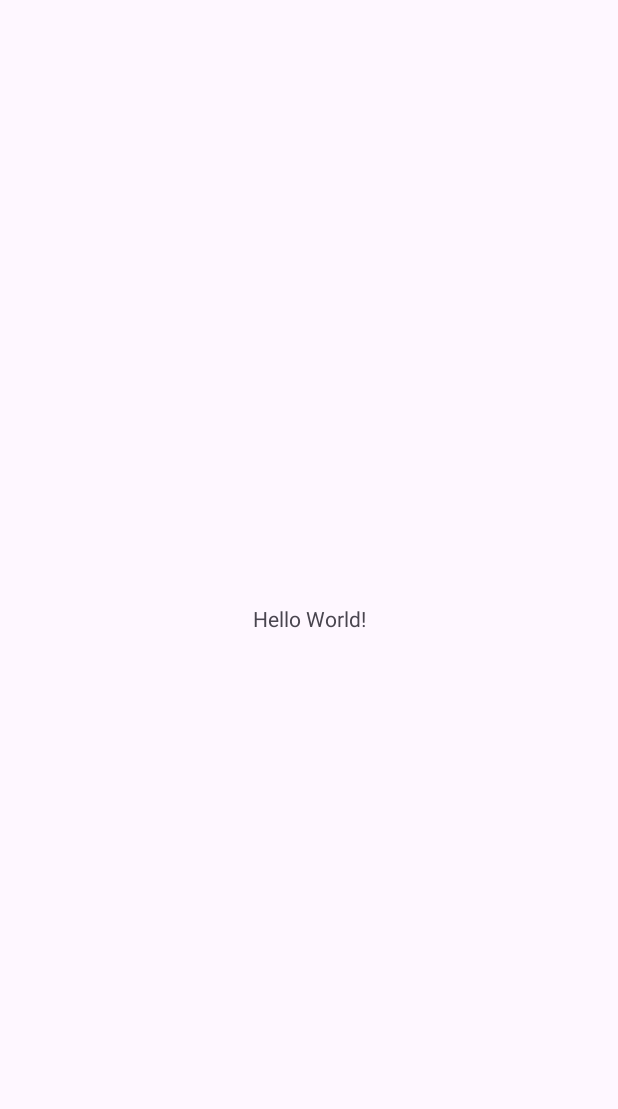
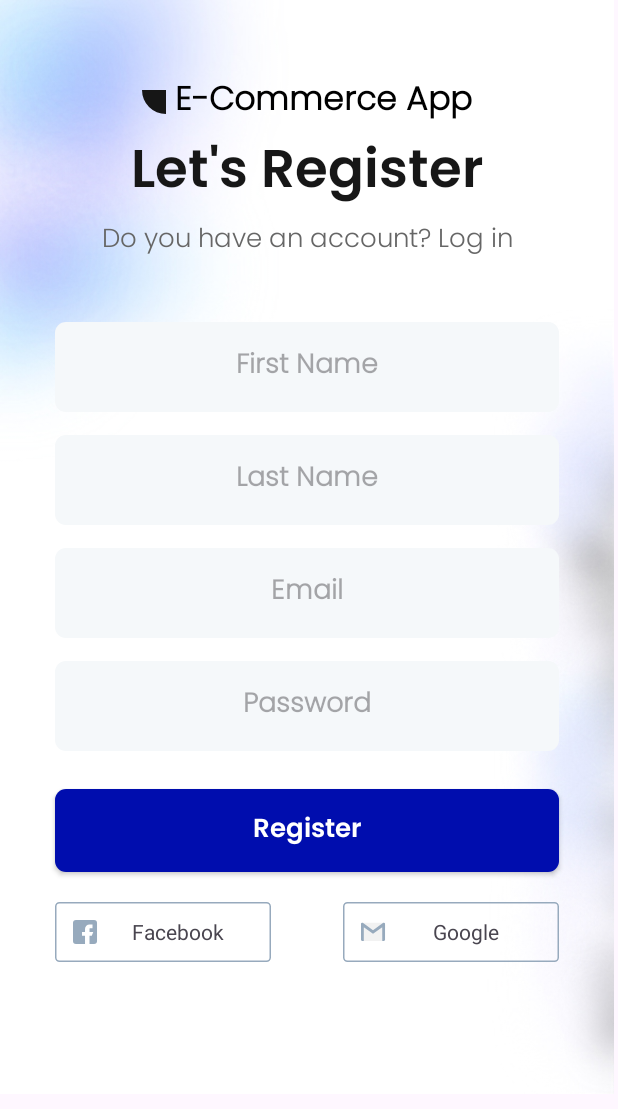
Before and after one commit to kshitijbhatia/E-Commerce-App-Android, an Android app: the screen it shows after launch (LoginRegisterActivity), on a phone screen of 412 x 824 dp. Before the commit the part shown is almost empty. Shown: the top 1109 px of the screen. Run offline under Robolectric (Android 15) with nearby library versions, the phone set to English and light mode, and no system bars; our stand-ins replace Dagger/Hilt's generated code, Firebase (no records; nobody signed in at launch, a user with empty details on screens opened directly).

Commit message:
1. Register functionality is now working 2. Added validation checks to the register page 3. Added Login functionality along with its view model.

```diff
--- a/app/src/main/AndroidManifest.xml
+++ b/app/src/main/AndroidManifest.xml
@@ -2,7 +2,10 @@
 <manifest xmlns:android="http://schemas.android.com/apk/res/android"
     xmlns:tools="http://schemas.android.com/tools">
 
+    <uses-permission android:name="android.permission.INTERNET"/>
+
     <application
+        android:name=".ECommerceApplication"
         android:allowBackup="true"
         android:dataExtractionRules="@xml/data_extraction_rules"
         android:fullBackupContent="@xml/backup_rules"
--- /dev/null
+++ b/app/src/main/java/com/example/e_commerceapp/ECommerceApplication.kt
@@ -0,0 +1,9 @@
+package com.example.e_commerceapp
+
+import android.app.Application
+import dagger.hilt.android.HiltAndroidApp
+
+@HiltAndroidApp
+class ECommerceApplication: Application() {
+
+}
--- a/app/src/main/java/com/example/e_commerceapp/activities/LoginRegisterActivity.kt
+++ b/app/src/main/java/com/example/e_commerceapp/activities/LoginRegisterActivity.kt
@@ -6,16 +6,12 @@ import androidx.appcompat.app.AppCompatActivity
 import androidx.core.view.ViewCompat
 import androidx.core.view.WindowInsetsCompat
 import com.example.e_commerceapp.R
+import dagger.hilt.android.AndroidEntryPoint
 
+@AndroidEntryPoint
 class LoginRegisterActivity : AppCompatActivity() {
     override fun onCreate(savedInstanceState: Bundle?) {
         super.onCreate(savedInstanceState)
-        enableEdgeToEdge()
         setContentView(R.layout.activity_login_register)
-        ViewCompat.setOnApplyWindowInsetsListener(findViewById(R.id.main)) { v, insets ->
-            val systemBars = insets.getInsets(WindowInsetsCompat.Type.systemBars())
-            v.setPadding(systemBars.left, systemBars.top, systemBars.right, systemBars.bottom)
-            insets
-        }
     }
 }
--- /dev/null
+++ b/app/src/main/java/com/example/e_commerceapp/di/AppModule.kt
@@ -0,0 +1,17 @@
+package com.example.e_commerceapp.di
+
+import com.google.firebase.auth.FirebaseAuth
+import dagger.Module
+import dagger.Provides
+import dagger.hilt.InstallIn
+import dagger.hilt.components.SingletonComponent
+import javax.inject.Singleton
+
+@Module
+@InstallIn(SingletonComponent::class)
+object AppModule {
+
+    @Provides
+    @Singleton
+    fun provideFirebaseAuth() = FirebaseAuth.getInstance()
+}
--- a/app/src/main/java/com/example/e_commerceapp/fragments/RegisterFragment.kt
+++ b/app/src/main/java/com/example/e_commerceapp/fragments/RegisterFragment.kt
@@ -1,7 +1,115 @@
 package com.example.e_commerceapp.fragments
 
+import android.os.Bundle
+import android.util.Log
+import android.view.LayoutInflater
+import android.view.View
+import android.view.ViewGroup
 import androidx.fragment.app.Fragment
+import androidx.fragment.app.viewModels
+import androidx.lifecycle.lifecycleScope
 import com.example.e_commerceapp.R
+import com.example.e_commerceapp.data.User
+import com.example.e_commerceapp.databinding.FragmentRegisterBinding
+import com.example.e_commerceapp.util.RegisterFieldsValidation
+import com.example.e_commerceapp.util.RegisterValidation
+import com.example.e_commerceapp.util.Resource
+import com.example.e_commerceapp.viewmodel.RegisterViewModel
+import dagger.hilt.android.AndroidEntryPoint
+import kotlinx.coroutines.CoroutineStart
+import kotlinx.coroutines.Deferred
+import kotlinx.coroutines.GlobalScope
+import kotlinx.coroutines.Job
+import kotlinx.coroutines.TimeoutCancellationException
+import kotlinx.coroutines.async
+import kotlinx.coroutines.delay
+import kotlinx.coroutines.launch
+import kotlinx.coroutines.runBlocking
+import kotlinx.coroutines.withTimeout
+import kotlin.concurrent.thread
 
-class RegisterFragment: Fragment(R.layout.fragment_register) {
+private const val TAG: String = "RegisterFragment"
+
+@AndroidEntryPoint
+class RegisterFragment: Fragment() {
+
+    private lateinit var binding: FragmentRegisterBinding
+    private val viewModel by viewModels<RegisterViewModel>()
+
+    override fun onCreateView(
+        inflater: LayoutInflater,
+        container: ViewGroup?,
+        savedInstanceState: Bundle?
+    ): View {
+        binding = FragmentRegisterBinding.inflate(inflater, container, false)
+        val view = binding.root
+        return view
+    }
+
+    override fun onViewCreated(view: View, savedInstanceState: Bundle?) {
+        super.onViewCreated(view, savedInstanceState)
+
+        binding.apply {
+            buttonRegister.setOnClickListener {
+                val user: User = User(
+                    firstName = edFirstName.text.toString().trim(),
+                    lastName = edLastName.text.toString().trim(),
+                    email = edEmailRegister.text.toString().trim(),
+                )
+                val password: String = edPasswordRegister.text.toString()
+
+                viewModel.createAccountUsingEmailAndPassword(user, password)
+            }
+        }
+
+        lifecycleScope.launchWhenCreated {
+            viewModel.register.collect {
+                when(it) {
+                    is Resource.Loading -> {
+                        // binding.buttonRegister.startAnimation()
+                    }
+                    is Resource.Success -> {
+                        Log.d("test", it.message.toString())
+                        // binding.buttonRegister.revertAnimation()
+                    }
+                    is Resource.Error -> {
+                        Log.e(TAG, it.message.toString())
+                        // binding.buttonRegister.revertAnimation()
+                    }
+                    is Resource.Initial -> {
+
+                    }
+                }
+            }
+        }
+
+        lifecycleScope.launch {
+            viewModel.validation.collect { validation ->
+                if(validation.email is RegisterValidation.Failure) {
+                    binding.edEmailRegister.apply {
+                        requestFocus()
+                        error = validation.email.message
+                    }
+                }
+                if(validation.password is RegisterValidation.Failure) {
+                    binding.edPasswordRegister.apply {
+                        requestFocus()
+                        error = validation.password.message
+                    }
+                }
+            }
+        }
+    }
 }
+
+suspend fun getMessage1(): String {
+    delay(1000)
+    Log.d("print", "inside getMessage1")
+    return "Hello"
+}
+
+suspend fun getMessage2(): String {
+    delay(1000)
+    Log.d("print", "inside getMessage2")
+    return "World!"
+}
--- /dev/null
+++ b/app/src/main/java/com/example/e_commerceapp/util/Resource.kt
@@ -0,0 +1,11 @@
+package com.example.e_commerceapp.util
+
+sealed class Resource<T> (
+    val data: T? = null,
+    val message: String? = null
+) {
+    class Success<T>(data: T) : Resource<T>(data)
+    class Error<T>(message: String) : Resource<T>(message = message)
+    class Loading<T>() : Resource<T>()
+    class Initial<T>() : Resource<T>()
+}
--- /dev/null
+++ b/app/src/main/java/com/example/e_commerceapp/viewmodel/RegisterViewModel.kt
@@ -0,0 +1,68 @@
+package com.example.e_commerceapp.viewmodel
+
+import android.util.Log
+import androidx.lifecycle.ViewModel
+import androidx.lifecycle.viewModelScope
+import com.example.e_commerceapp.data.User
+import com.example.e_commerceapp.util.RegisterFieldsValidation
+import com.example.e_commerceapp.util.RegisterValidation
+import com.example.e_commerceapp.util.Resource
+import com.example.e_commerceapp.util.validateEmail
+import com.example.e_commerceapp.util.validatePassword
+import com.google.firebase.auth.FirebaseAuth
+import com.google.firebase.auth.FirebaseUser
+import dagger.hilt.android.lifecycle.HiltViewModel
+import kotlinx.coroutines.channels.Channel
+import kotlinx.coroutines.flow.Flow
+import kotlinx.coroutines.flow.MutableStateFlow
+import kotlinx.coroutines.flow.StateFlow
+import kotlinx.coroutines.flow.receiveAsFlow
+import kotlinx.coroutines.launch
+import kotlinx.coroutines.runBlocking
+import javax.inject.Inject
+
+@HiltViewModel
+class RegisterViewModel @Inject constructor(
+    private val firebaseAuth: FirebaseAuth
+) : ViewModel() {
+
+    private val _register = MutableStateFlow<Resource<FirebaseUser>>(Resource.Initial())
+    val register : Flow<Resource<FirebaseUser>> = _register
+
+    private val _validation = Channel<RegisterFieldsValidation>()
+    val validation: Flow<RegisterFieldsValidation> = _validation.receiveAsFlow()
+
+     fun createAccountUsingEmailAndPassword(user: User, password: String) {
+
+        if(checkValidation(user, password)) {
+            _register.value = Resource.Loading()
+            firebaseAuth.createUserWithEmailAndPassword(user.email, password)
+                .addOnSuccessListener { result ->
+                    result.user?.let {
+                        _register.value = Resource.Success(it)
+                        Log.d("register", "succesful")
+                    }
+                }.addOnFailureListener { error ->
+                    _register.value = Resource.Error(error.message.toString())
+                    Log.d("register", "failure: ${error.message.toString()}")
+                }
+        } else {
+            val registerValidation: RegisterFieldsValidation = RegisterFieldsValidation(
+                validateEmail(user.email),
+                validatePassword(password)
+            )
+            viewModelScope.launch {
+                _validation.send(registerValidation)
+            }
+        }
+    }
+
+    fun checkValidation(user: User, password: String): Boolean {
+        val emailValidation: RegisterValidation = validateEmail(user.email)
+        val passwordValidation: RegisterValidation = validatePassword(password)
+
+        val shouldRegister: Boolean = emailValidation is RegisterValidation.Success && passwordValidation is RegisterValidation.Success
+
+        return shouldRegister
+    }
+}
--- a/app/src/main/res/layout/activity_login_register.xml
+++ b/app/src/main/res/layout/activity_login_register.xml
@@ -1,5 +1,5 @@
 <?xml version="1.0" encoding="utf-8"?>
-<androidx.constraintlayout.widget.ConstraintLayout xmlns:android="http://schemas.android.com/apk/res/android"
+<FrameLayout xmlns:android="http://schemas.android.com/apk/res/android"
     xmlns:app="http://schemas.android.com/apk/res-auto"
     xmlns:tools="http://schemas.android.com/tools"
     android:id="@+id/main"
@@ -7,13 +7,14 @@
     android:layout_height="match_parent"
     tools:context=".activities.LoginRegisterActivity">
 
-    <TextView
-        android:layout_width="wrap_content"
-        android:layout_height="wrap_content"
-        android:text="Hello World!"
-        app:layout_constraintBottom_toBottomOf="parent"
-        app:layout_constraintEnd_toEndOf="parent"
-        app:layout_constraintStart_toStartOf="parent"
-        app:layout_constraintTop_toTopOf="parent" />
 
-</androidx.constraintlayout.widget.ConstraintLayout>
+    <androidx.fragment.app.FragmentContainerView
+        android:id="@+id/fragmentContainerView"
+        android:name="androidx.navigation.fragment.NavHostFragment"
+        android:layout_width="409dp"
+        android:layout_height="729dp"
+        app:defaultNavHost="true"
+        app:navGraph="@navigation/login_register_graph"
+        tools:layout_editor_absoluteX="1dp"
+        tools:layout_editor_absoluteY="1dp" />
+</FrameLayout>
--- a/app/src/main/res/layout/fragment_register.xml
+++ b/app/src/main/res/layout/fragment_register.xml
@@ -118,6 +118,10 @@
             android:text="@string/register"
             />
 
+<!--        app:spinning_bar_width="4dp"-->
+<!--        app:spinning_bar_color="#FFF"-->
+<!--        app:spinning_bar_padding="6dp"-->
+
         <ImageView
             android:id="@+id/facebookImg"
             android:layout_width="wrap_content"
--- /dev/null
+++ b/app/src/main/res/navigation/login_register_graph.xml
@@ -0,0 +1,47 @@
+<?xml version="1.0" encoding="utf-8"?>
+<navigation xmlns:android="http://schemas.android.com/apk/res/android"
+    xmlns:app="http://schemas.android.com/apk/res-auto"
+    xmlns:tools="http://schemas.android.com/tools"
+    android:id="@+id/login_register_graph"
+    app:startDestination="@id/registerFragment">
+
+    <fragment
+        android:id="@+id/introductionFragment"
+        android:name="com.example.e_commerceapp.fragments.IntroductionFragment"
+        android:label="IntroductionFragment"
+        tools:layout="@layout/fragment_introduction">
+        <action
+            android:id="@+id/action_introductionFragment_to_accountOptionsFragment"
+            app:destination="@id/accountOptionsFragment" />
+    </fragment>
+    <fragment
+        android:id="@+id/accountOptionsFragment"
+        android:name="com.example.e_commerceapp.fragments.AccountOptionsFragment"
+        android:label="AccountOptionsFragment"
+        tools:layout="@layout/fragment_account_options">
+        <action
+            android:id="@+id/action_accountOptionsFragment_to_loginFragment"
+            app:destination="@id/loginFragment" />
+        <action
+            android:id="@+id/action_accountOptionsFragment_to_registerFragment"
+            app:destination="@id/registerFragment" />
+    </fragment>
+    <fragment
+        android:id="@+id/loginFragment"
+        android:name="com.example.e_commerceapp.fragments.LoginFragment"
+        android:label="LoginFragment"
+        tools:layout="@layout/fragment_login">
+        <action
+            android:id="@+id/action_loginFragment_to_registerFragment"
+            app:destination="@id/registerFragment" />
+    </fragment>
+    <fragment
+        android:id="@+id/registerFragment"
+        android:name="com.example.e_commerceapp.fragments.RegisterFragment"
+        android:label="RegisterFragment"
+        tools:layout="@layout/fragment_register">
+        <action
+            android:id="@+id/action_registerFragment_to_loginFragment"
+            app:destination="@id/loginFragment" />
+    </fragment>
+</navigation>
```
Also changed, not shown: app/build.gradle (+22 -12 lines), app/src/main/java/com/example/e_commerceapp/data/User.kt (added, +10 -0 lines), app/src/main/java/com/example/e_commerceapp/fragments/LoginFragment.kt (+35 -2 lines), app/src/main/java/com/example/e_commerceapp/util/RegisterValidation.kt (added, +11 -0 lines), app/src/main/java/com/example/e_commerceapp/util/ValidationCheck.kt (added, +25 -0 lines), app/src/main/java/com/example/e_commerceapp/viewmodel/LoginViewModel.kt (added, +34 -0 lines), build.gradle (+4 -3 lines), gradle/libs.versions.toml (+10 -0 lines), gradle/wrapper/gradle-wrapper.properties.
